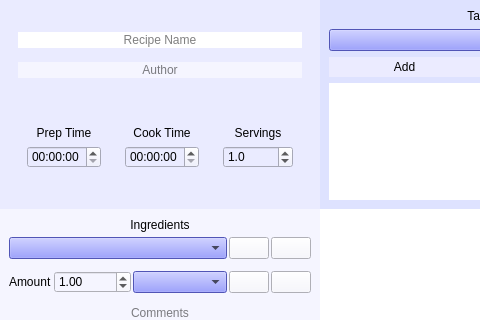
Above: gui/newrecipedialog.ui from andrewlalis/RecipeDB before the change; both pictures show x 0 to 480 and y 0 to 320 of the 640 by 689 pixel window. Below: the same form after it.
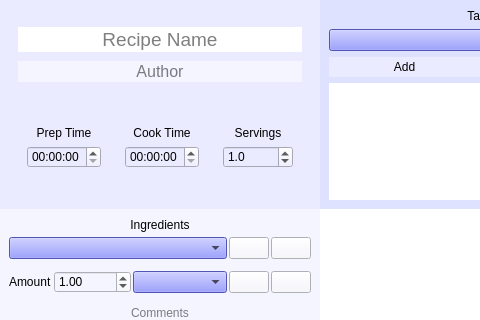
That is the form after the change. Icons and pictures are not drawn. Custom widgets are drawn as their Qt base class.

The edit to the form file:
```diff
--- a/gui/newrecipedialog.ui
+++ b/gui/newrecipedialog.ui
@@ -103,7 +103,8 @@
                 <widget class="QLineEdit" name="recipeNameEdit">
                  <property name="font">
                   <font>
-                   <weight>3</weight>
+                   <pointsize>14</pointsize>
+                   <weight>50</weight>
                    <italic>false</italic>
                    <bold>false</bold>
                   </font>
@@ -126,7 +127,8 @@
                 <widget class="QLineEdit" name="authorNameEdit">
                  <property name="font">
                   <font>
-                   <weight>3</weight>
+                   <pointsize>12</pointsize>
+                   <weight>50</weight>
                    <italic>false</italic>
                    <bold>false</bold>
                   </font>
```
Left out of the diff: 8 changed lines with no effect on the pictures.
